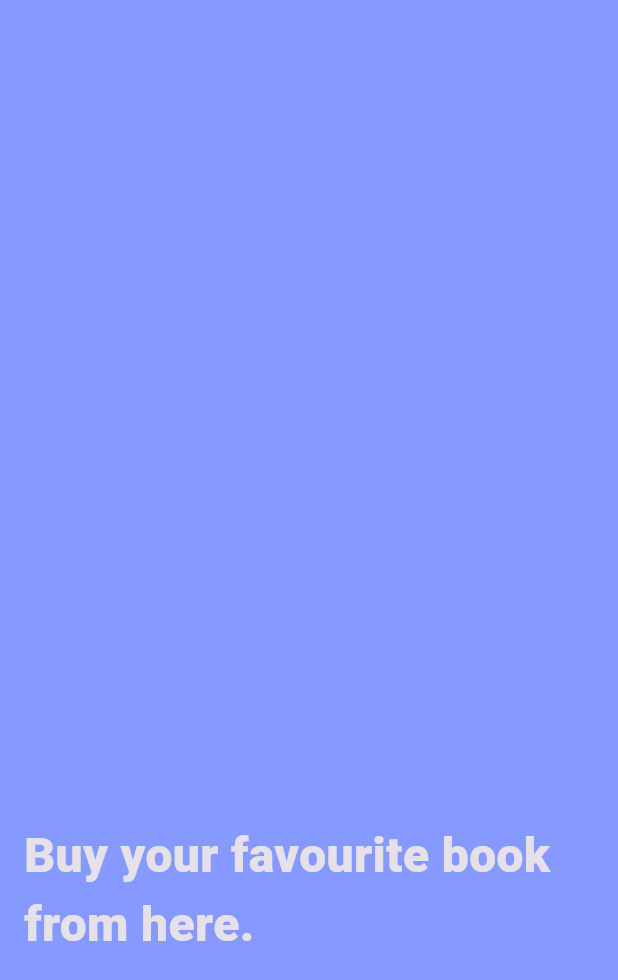
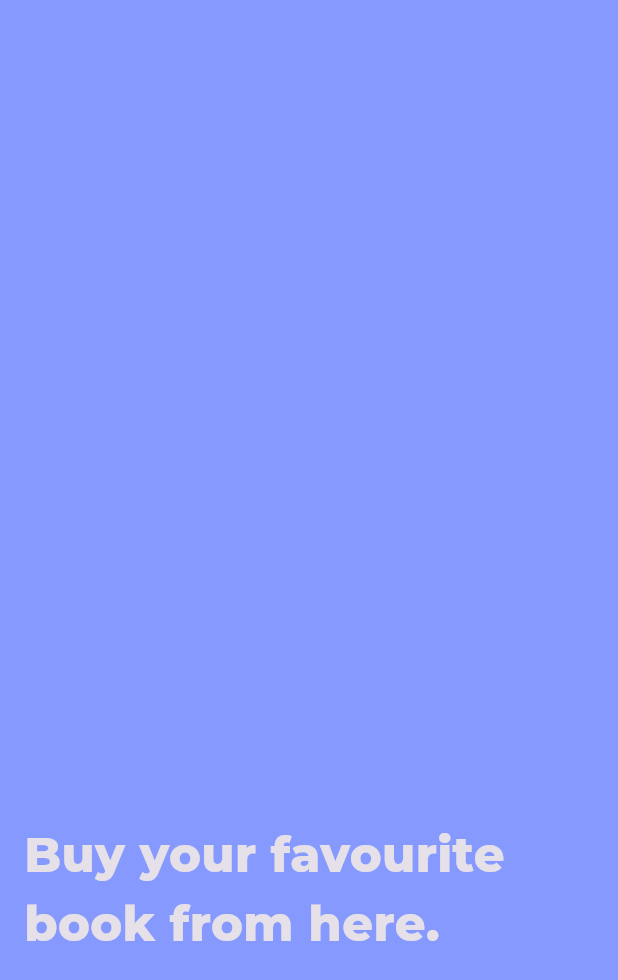
Before and after one commit to amr-khalid-saleh/book_store_app, a Flutter app: the first screen one second after launch, on a phone screen of 412 x 824 dp. Shown: the top 980 px of the screen. Run offline on Flutter 3.47's test engine with Material 3 defaults, Android fonts, the phone set to English and light mode, and no system bars; our stand-ins replace get, google_fonts.

Commit message:
add font family by google fonts package to our app

```diff
--- a/lib/main.dart
+++ b/lib/main.dart
@@ -1,6 +1,7 @@
 import 'package:book_store/constants.dart';
 import 'package:flutter/material.dart';
 import 'package:get/get.dart';
+import 'package:google_fonts/google_fonts.dart';
 import 'features/splash/presentation/views/splash_view.dart';
 
 void main() {
@@ -14,7 +15,11 @@ class BookStore extends StatelessWidget {
   Widget build(BuildContext context) {
     return GetMaterialApp(
       debugShowCheckedModeBanner: false,
-      theme: ThemeData.dark().copyWith(scaffoldBackgroundColor: kPrimaryColor),
+      theme: ThemeData.dark().copyWith(
+        scaffoldBackgroundColor: kPrimaryColor,
+        textTheme: GoogleFonts.montserratTextTheme(ThemeData.dark().textTheme),
+      ),
+
       home: const SplashView(),
     );
   }
--- a/pubspec.yaml
+++ b/pubspec.yaml
@@ -35,6 +35,7 @@ dependencies:
   # Use with the CupertinoIcons class for iOS style icons.
   cupertino_icons: ^1.0.8
   get: ^4.7.2
+  google_fonts: ^6.3.2
 
 dev_dependencies:
   flutter_test:
```
Also changed, not shown: 1 other file.
